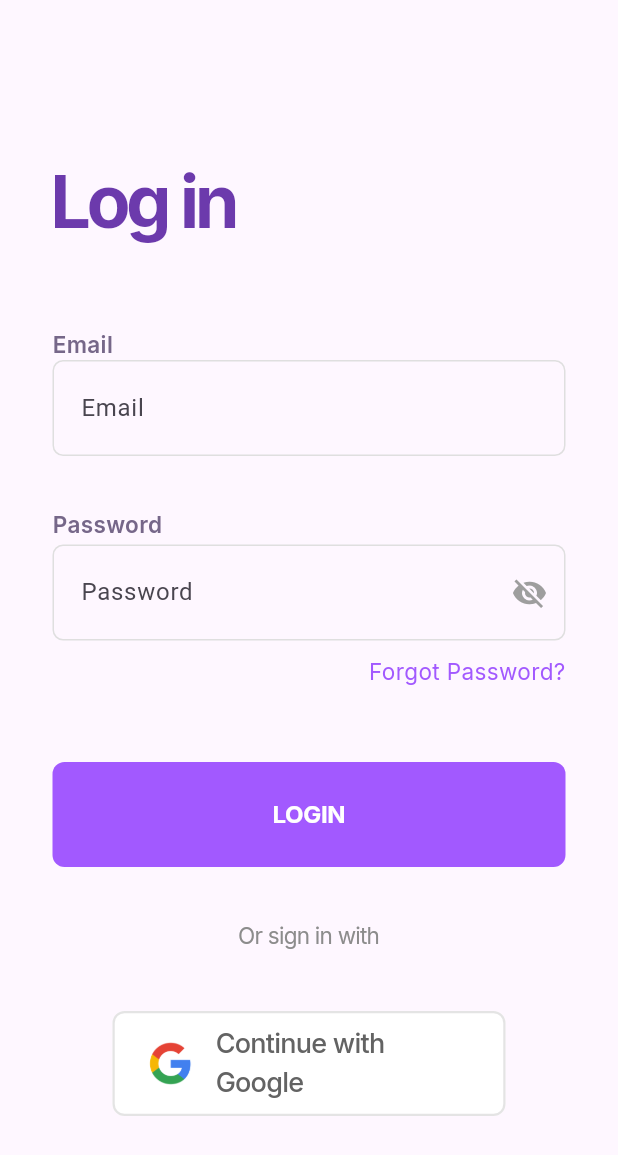
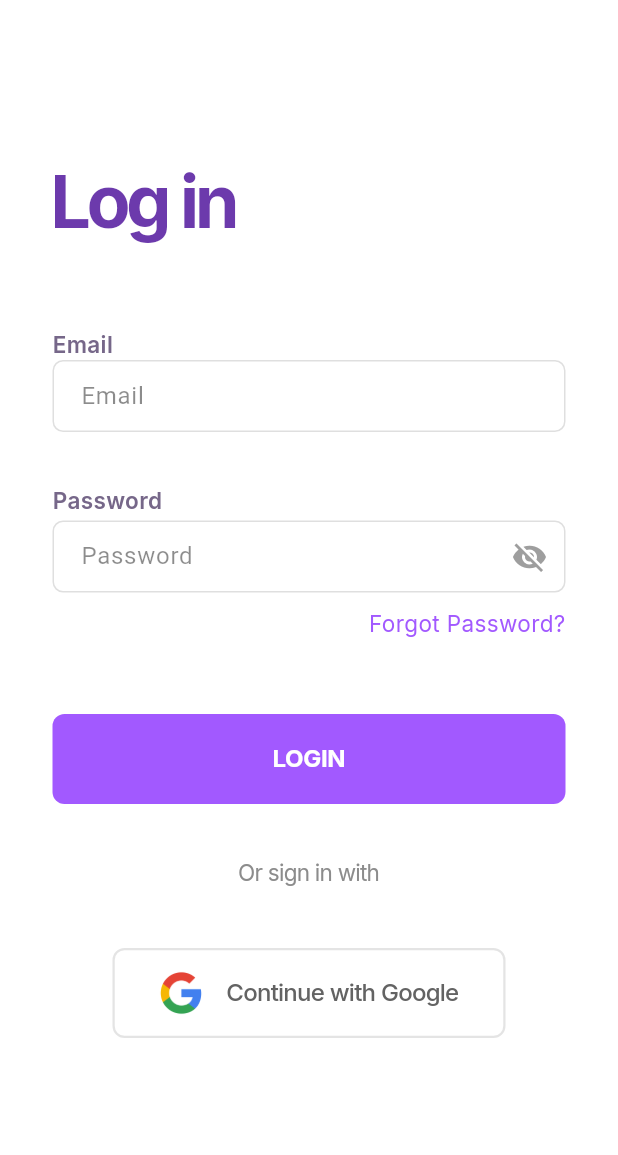
Before and after one commit to ranielART/flutter-shoetally-, a Flutter app: the screen it shows after launch, on a phone screen of 412 x 824 dp. Shown: the top 1155 px of the screen. Run offline on Flutter 3.47's test engine with Material 3 defaults, Android fonts, the phone set to English and light mode, and no system bars; our stand-ins replace animated_splash_screen, cloud_firestore, firebase_core, google_fonts, lottie; accounts and stored records are empty.

Commit message:
login-page polishing finished

```diff
--- /dev/null
+++ b/lib/compontents/inputfields.dart
@@ -0,0 +1,64 @@
+import 'package:flutter/material.dart';
+import 'package:google_fonts/google_fonts.dart';
+
+class InputFields extends StatefulWidget {
+  final String label;
+
+  final String hintText;
+
+  final TextEditingController controllerTextField;
+
+  const InputFields({
+    super.key,
+    required this.label,
+    required this.hintText,
+    required this.controllerTextField,
+  });
+
+  @override
+  State<InputFields> createState() => _InputFieldsState();
+}
+
+class _InputFieldsState extends State<InputFields> {
+  @override
+  Widget build(BuildContext context) {
+    return Column(
+      crossAxisAlignment: CrossAxisAlignment.start,
+      children: [
+        Text(
+          widget.label,
+          style: GoogleFonts.inter(
+            fontSize: 15,
+            fontWeight: FontWeight.w600,
+            color: const Color(0xFF766789),
+          ),
+        ),
+        TextField(
+          controller: widget.controllerTextField,
+          keyboardType: TextInputType.emailAddress,
+          decoration: InputDecoration(
+            hintText: widget.hintText,
+            hintStyle: TextStyle(color: Colors.black45),
+            enabledBorder: OutlineInputBorder(
+              borderRadius: BorderRadius.circular(7.0),
+              borderSide: const BorderSide(
+                color: Color.fromARGB(
+                    255, 223, 223, 223), // grey color for enabled border
+              ),
+            ),
+            focusedBorder: OutlineInputBorder(
+              borderRadius: BorderRadius.circular(7.0),
+              borderSide: const BorderSide(
+                color: Color(0xFF6C3AAC), // purple color for focused border
+              ),
+            ),
+            contentPadding: const EdgeInsets.symmetric(
+              vertical: 10.0, // increase height
+              horizontal: 15.0, // add horizontal padding
+            ),
+          ),
+        )
+      ],
+    );
+  }
+}
--- /dev/null
+++ b/lib/compontents/passwordfields.dart
@@ -0,0 +1,65 @@
+import 'package:flutter/material.dart';
+
+class PasswordFields extends StatefulWidget {
+  const PasswordFields({
+    super.key,
+    required this.passlabel,
+    required this.hintText,
+    required this.controllerTextField,
+  });
+
+  final String passlabel;
+  final String hintText;
+  final TextEditingController controllerTextField;
+
+  @override
+  State<PasswordFields> createState() => _PasswordFieldsState();
+}
+
+class _PasswordFieldsState extends State<PasswordFields> {
+  bool _showPassword = false;
+  Widget build(BuildContext context) {
+    return Column(
+      children: [
+        TextField(
+          controller: widget.controllerTextField,
+          obscureText: !_showPassword,
+          decoration: InputDecoration(
+            hintText: 'Password',
+            hintStyle: TextStyle(color: Colors.black45),
+            suffixIcon: IconButton(
+              icon: Icon(
+                _showPassword ? Icons.visibility : Icons.visibility_off,
+                color: _showPassword ? Color(0xFF6C3AAC) : Colors.grey,
+              ),
+              onPressed: () {
+                setState(
+                  () {
+                    _showPassword = !_showPassword;
+                  },
+                );
+              },
+            ),
+            enabledBorder: OutlineInputBorder(
+              borderRadius: BorderRadius.circular(7.0),
+              borderSide: const BorderSide(
+                color: Color.fromARGB(
+                    255, 223, 223, 223), // grey color for enabled border
+              ),
+            ),
+            focusedBorder: OutlineInputBorder(
+              borderRadius: BorderRadius.circular(7.0),
+              borderSide: const BorderSide(
+                color: Color(0xFF6C3AAC), // purple color for focused border
+              ),
+            ),
+            contentPadding: const EdgeInsets.symmetric(
+              vertical: 10.0, // increase height
+              horizontal: 15.0, // add horizontal padding
+            ),
+          ),
+        ),
+      ],
+    );
+  }
+}
--- a/lib/screens/login_screen.dart
+++ b/lib/screens/login_screen.dart
@@ -1,8 +1,12 @@
+import 'package:commerce_mobile/compontents/inputfields.dart';
+import 'package:commerce_mobile/compontents/passwordfields.dart';
 import 'package:flutter/material.dart';
 import 'package:google_fonts/google_fonts.dart';
 
 class LoginScreen extends StatefulWidget {
-  const LoginScreen({super.key});
+  const LoginScreen({
+    super.key,
+  });
 
   @override
   State<LoginScreen> createState() => _LoginScreenState();
@@ -11,13 +15,13 @@ class LoginScreen extends StatefulWidget {
 class _LoginScreenState extends State<LoginScreen> {
   TextEditingController emailTextField = TextEditingController();
   TextEditingController passwordTextField = TextEditingController();
-  bool _showPassword = false;
 
   @override
   Widget build(BuildContext context) {
     return Scaffold(
       body: Container(
-        margin: const EdgeInsetsDirectional.symmetric(horizontal: 35),
+        color: Colors.white,
+        padding: const EdgeInsetsDirectional.symmetric(horizontal: 35),
         child: Column(
           mainAxisAlignment: MainAxisAlignment.start,
           crossAxisAlignment: CrossAxisAlignment.start,
@@ -38,39 +42,44 @@ class _LoginScreenState extends State<LoginScreen> {
               child: Column(
                 crossAxisAlignment: CrossAxisAlignment.start,
                 children: [
-                  Text(
-                    'Email',
-                    style: GoogleFonts.inter(
-                      fontSize: 15,
-                      fontWeight: FontWeight.w600,
-                      color: const Color(0xFF766789),
-                    ),
-                  ),
-                  TextField(
-                    controller: emailTextField,
-                    keyboardType: TextInputType.emailAddress,
-                    decoration: InputDecoration(
+                  InputFields(
+                      label: 'Email',
                       hintText: 'Email',
-                      enabledBorder: OutlineInputBorder(
-                        borderRadius: BorderRadius.circular(7.0),
-                        borderSide: const BorderSide(
-                          color: Color.fromARGB(255, 223, 223,
-                              223), // grey color for enabled border
-                        ),
-                      ),
-                      focusedBorder: OutlineInputBorder(
-                        borderRadius: BorderRadius.circular(7.0),
-                        borderSide: const BorderSide(
-                          color: Color(
-                              0xFF6C3AAC), // purple color for focused border
-                        ),
-                      ),
-                      contentPadding: const EdgeInsets.symmetric(
-                        vertical: 20.0, // increase height
-                        horizontal: 15.0, // add horizontal padding
-                      ),
-                    ),
-                  ),
+                      controllerTextField: emailTextField),
+
+                  // Text(
+                  //   'Email',
+                  //   style: GoogleFonts.inter(
+                  //     fontSize: 15,
+                  //     fontWeight: FontWeight.w600,
+                  //     color: const Color(0xFF766789),
+                  //   ),
+                  // ),
+                  // TextField(
+                  //   controller: emailTextField,
+                  //   keyboardType: TextInputType.emailAddress,
+                  //   decoration: InputDecoration(
+                  //     hintText: 'Email',
+                  //     enabledBorder: OutlineInputBorder(
+                  //       borderRadius: BorderRadius.circular(7.0),
+                  //       borderSide: const BorderSide(
+                  //         color: Color.fromARGB(255, 223, 223,
+                  //             223), // grey color for enabled border
+                  //       ),
+                  //     ),
+                  //     focusedBorder: OutlineInputBorder(
+                  //       borderRadius: BorderRadius.circular(7.0),
+                  //       borderSide: const BorderSide(
+                  //         color: Color(
+                  //             0xFF6C3AAC), // purple color for focused border
+                  //       ),
+                  //     ),
+                  //     contentPadding: const EdgeInsets.symmetric(
+                  //       vertical: 20.0, // increase height
+                  //       horizontal: 15.0, // add horizontal padding
+                  //     ),
+                  //   ),
+                  // ),
                   const SizedBox(height: 35),
                   Text(
                     'Password',
@@ -81,46 +90,52 @@ class _LoginScreenState extends State<LoginScreen> {
                     ),
                   ),
                   const SizedBox(height: 3),
-                  TextField(
-                    controller: passwordTextField,
-                    obscureText: !_showPassword,
-                    decoration: InputDecoration(
+
+                  PasswordFields(
+                      passlabel: 'Password',
                       hintText: 'Password',
-                      suffixIcon: IconButton(
-                        icon: Icon(
-                          _showPassword
-                              ? Icons.visibility
-                              : Icons.visibility_off,
-                          color: _showPassword ? Colors.red : Colors.grey,
-                        ),
-                        onPressed: () {
-                          setState(
-                            () {
-                              _showPassword = !_showPassword;
-                            },
-                          );
-                        },
-                      ),
-                      enabledBorder: OutlineInputBorder(
-                        borderRadius: BorderRadius.circular(7.0),
-                        borderSide: const BorderSide(
-                          color: Color.fromARGB(255, 223, 223,
-                              223), // grey color for enabled border
-                        ),
-                      ),
-                      focusedBorder: OutlineInputBorder(
-                        borderRadius: BorderRadius.circular(7.0),
-                        borderSide: const BorderSide(
-                          color: Color(
-                              0xFF6C3AAC), // purple color for focused border
-                        ),
-                      ),
-                      contentPadding: const EdgeInsets.symmetric(
-                        vertical: 20.0, // increase height
-                        horizontal: 15.0, // add horizontal padding
-                      ),
-                    ),
-                  ),
+                      controllerTextField: passwordTextField),
+
+                  // TextField(
+                  //   controller: passwordTextField,
+                  //   obscureText: !_showPassword,
+                  //   decoration: InputDecoration(
+                  //     hintText: 'Password',
+                  //     suffixIcon: IconButton(
+                  //       icon: Icon(
+                  //         _showPassword
+                  //             ? Icons.visibility
+                  //             : Icons.visibility_off,
+                  //         color: _showPassword ? Colors.red : Colors.grey,
+                  //       ),
+                  //       onPressed: () {
+                  //         setState(
+                  //           () {
+                  //             _showPassword = !_showPassword;
+                  //           },
+                  //         );
+                  //       },
+                  //     ),
+                  //     enabledBorder: OutlineInputBorder(
+                  //       borderRadius: BorderRadius.circular(7.0),
+                  //       borderSide: const BorderSide(
+                  //         color: Color.fromARGB(255, 223, 223,
+                  //             223), // grey color for enabled border
+                  //       ),
+                  //     ),
+                  //     focusedBorder: OutlineInputBorder(
+                  //       borderRadius: BorderRadius.circular(7.0),
+                  //       borderSide: const BorderSide(
+                  //         color: Color(
+                  //             0xFF6C3AAC), // purple color for focused border
+                  //       ),
+                  //     ),
+                  //     contentPadding: const EdgeInsets.symmetric(
+                  //       vertical: 20.0, // increase height
+                  //       horizontal: 15.0, // add horizontal padding
+                  //     ),
+                  //   ),
+                  // ),
                   const SizedBox(height: 10),
                   Row(
                     children: [
@@ -151,7 +166,7 @@ class _LoginScreenState extends State<LoginScreen> {
                 style: ElevatedButton.styleFrom(
                   foregroundColor: Colors.white,
                   backgroundColor: const Color(0xFFA259FF),
-                  minimumSize: const Size.fromHeight(70),
+                  minimumSize: const Size.fromHeight(60),
                   elevation: 0,
                   shape: RoundedRectangleBorder(
                     borderRadius: BorderRadius.circular(8.0),
@@ -189,7 +204,7 @@ class _LoginScreenState extends State<LoginScreen> {
                   style: ElevatedButton.styleFrom(
                     foregroundColor: Colors.purple,
                     backgroundColor: Colors.white,
-                    minimumSize: const Size.fromHeight(70),
+                    minimumSize: const Size.fromHeight(60),
                     elevation: 0,
                     shape: RoundedRectangleBorder(
                       borderRadius: BorderRadius.circular(8.0),
@@ -206,7 +221,7 @@ class _LoginScreenState extends State<LoginScreen> {
                   label: Text(
                     'Continue with Google',
                     style: GoogleFonts.inter(
-                      fontSize: 18,
+                      fontSize: 16,
                       letterSpacing: -0.5,
                       fontWeight: FontWeight.w500,
                       color: const Color.fromARGB(255, 99, 99, 99),
```
